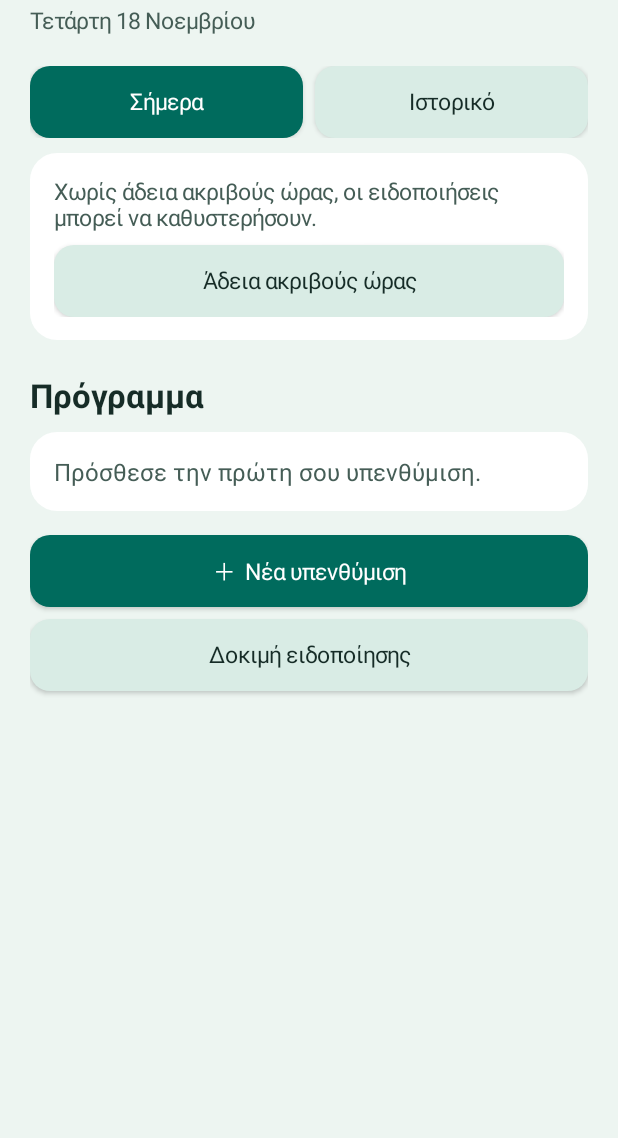
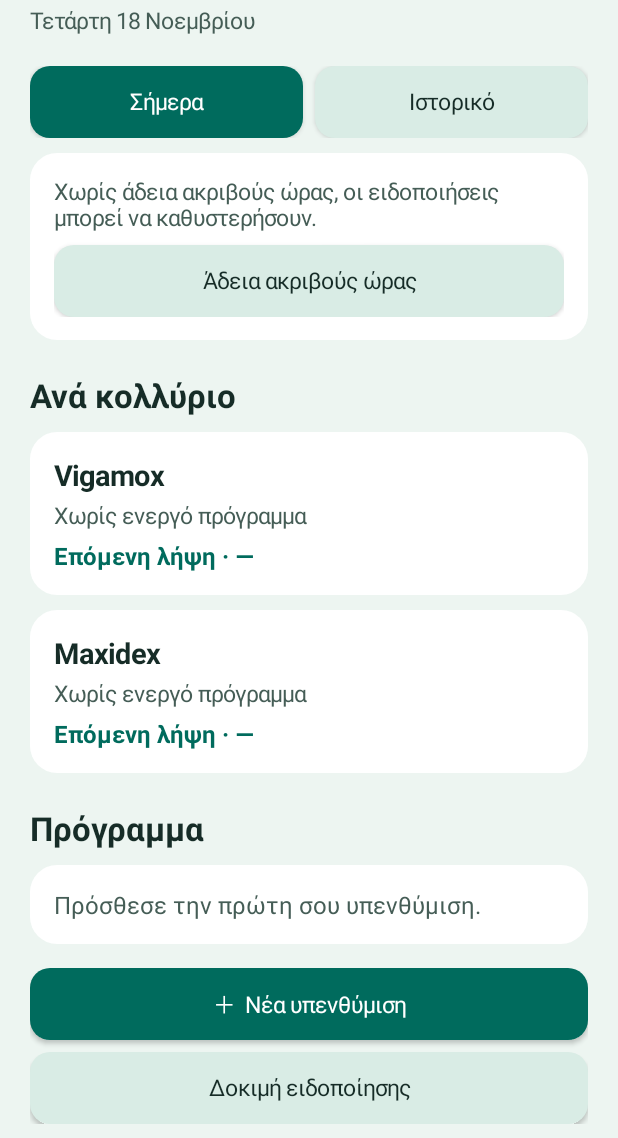
Before and after one commit to kxatzidakis/eyecare-android, an Android app: the screen it shows after launch (MainActivity), on a phone screen of 412 x 824 dp, the part 98-1236 px from its top. Run offline under Robolectric (Android 15) with nearby library versions, the phone set to English and light mode, and no system bars.

Commit message:
Show daily frequency and next dose per eye drop

```diff
--- a/app/build.gradle
+++ b/app/build.gradle
@@ -10,8 +10,8 @@ android {
         applicationId 'gr.eyecare.reminders'
         minSdk 26
         targetSdk 35
-        versionCode 1
-        versionName '1.0'
+        versionCode 2
+        versionName '1.1'
     }
 
     compileOptions {
--- a/app/src/main/java/gr/eyecare/reminders/MainActivity.java
+++ b/app/src/main/java/gr/eyecare/reminders/MainActivity.java
@@ -12,6 +12,8 @@ import android.graphics.drawable.GradientDrawable;
 import android.net.Uri;
 import android.os.Build;
 import android.os.Bundle;
+import android.os.Handler;
+import android.os.Looper;
 import android.provider.Settings;
 import android.view.Gravity;
 import android.view.View;
@@ -25,6 +27,7 @@ import android.widget.Toast;
 
 import java.time.LocalDate;
 import java.time.LocalTime;
+import java.time.ZonedDateTime;
 import java.time.format.DateTimeFormatter;
 import java.util.List;
 import java.util.Locale;
@@ -41,6 +44,10 @@ public final class MainActivity extends Activity {
             DateTimeFormatter.ofPattern("EEEE d MMMM", Locale.forLanguageTag("el-GR"));
     private static final DateTimeFormatter DATE = DateTimeFormatter.ofPattern("dd/MM/yyyy");
 
+    private final Handler summaryHandler = new Handler(Looper.getMainLooper());
+    private final Runnable summaryRefresh = this::refreshSummary;
+    private final TextView[] frequencies = new TextView[MEDICATIONS.length];
+    private final TextView[] nextReminders = new TextView[MEDICATIONS.length];
     private ReminderStore store;
     private LinearLayout content;
     private ScrollView scroll;
@@ -65,6 +72,12 @@ public final class MainActivity extends Activity {
             ReminderReceiver.scheduleAll(this);
         }
         render(true);
+    }
+
+    @Override
+    protected void onPause() {
+        summaryHandler.removeCallbacks(summaryRefresh);
+        super.onPause();
     }
 
     @Override
@@ -111,6 +124,7 @@ public final class MainActivity extends Activity {
         tabs.addView(button("Ιστορικό", history, () -> showHistory(true)), second);
         add(content, tabs, 20);
 
+        summaryHandler.removeCallbacks(summaryRefresh);
         if (history) renderHistory();
         else renderToday();
         scroll.post(() -> scroll.scrollTo(0, previousScroll));
@@ -133,6 +147,17 @@ public final class MainActivity extends Activity {
                         new Intent(Settings.ACTION_REQUEST_SCHEDULE_EXACT_ALARM, packageUri()))), 8);
             }
         }
+
+        add(content, label("Ανά κολλύριο", 22, INK, true), 22);
+        for (int index = 0; index < MEDICATIONS.length; index++) {
+            LinearLayout overview = card();
+            add(overview, label(MEDICATIONS[index], 19, INK, true), 0);
+            frequencies[index] = label("", 15, MUTED, false);
+            nextReminders[index] = label("", 16, ACCENT, true);
+            add(overview, frequencies[index], 4);
+            add(overview, nextReminders[index], 5);
+        }
+        refreshSummary();
 
         add(content, label("Πρόγραμμα", 22, INK, true), 22);
         List<ReminderStore.Reminder> reminders = store.reminders();
@@ -171,6 +196,40 @@ public final class MainActivity extends Activity {
                         Toast.LENGTH_LONG).show();
             }), 8);
         }
+    }
+
+    private void refreshSummary() {
+        ZonedDateTime now = ZonedDateTime.now();
+        LocalDate today = now.toLocalDate();
+        List<ReminderStore.Reminder> reminders = store.reminders();
+        for (int index = 0; index < MEDICATIONS.length; index++) {
+            int activeTimes = 0;
+            ZonedDateTime next = null;
+            for (ReminderStore.Reminder reminder : reminders) {
+                if (!MEDICATIONS[index].equals(reminder.medication())
+                        || (reminder.through() != null && reminder.through().isBefore(today))) {
+                    continue;
+                }
+                activeTimes++;
+                ZonedDateTime candidate = ReminderReceiver.nextOccurrence(reminder, now);
+                if (candidate != null && candidate.toLocalDate().equals(today)
+                        && store.taken(reminder, today)) {
+                    candidate = ReminderReceiver.nextOccurrence(reminder, candidate);
+                }
+                if (candidate != null && (next == null || candidate.isBefore(next))) {
+                    next = candidate;
+                }
+            }
+            frequencies[index].setText(activeTimes == 0 ? getString(R.string.no_daily_frequency)
+                    : getResources().getQuantityString(
+                            R.plurals.daily_frequency, activeTimes, activeTimes));
+            nextReminders[index].setText(next == null
+                    ? getString(R.string.no_next_reminder)
+                    : getString(R.string.next_reminder, next.toLocalDate().equals(today)
+                            ? getString(R.string.today) : getString(R.string.tomorrow),
+                            next.toLocalTime().withSecond(0).withNano(0)));
+        }
+        summaryHandler.postDelayed(summaryRefresh, 60_000L - System.currentTimeMillis() % 60_000L);
     }
 
     private void renderHistory() {
--- a/app/src/main/res/values/strings.xml
+++ b/app/src/main/res/values/strings.xml
@@ -1,3 +1,12 @@
 <resources>
     <string name="selected_time">Ώρα %1$s</string>
+    <string name="today">σήμερα</string>
+    <string name="tomorrow">αύριο</string>
+    <string name="no_daily_frequency">Χωρίς ενεργό πρόγραμμα</string>
+    <string name="no_next_reminder">Επόμενη λήψη · —</string>
+    <string name="next_reminder">Επόμενη λήψη · %1$s στις %2$s</string>
+    <plurals name="daily_frequency">
+        <item quantity="one">Συχνότητα · %d φορά την ημέρα</item>
+        <item quantity="other">Συχνότητα · %d φορές την ημέρα</item>
+    </plurals>
 </resources>
```
Also changed, not shown: app/src/main/java/gr/eyecare/reminders/ReminderReceiver.java (+11 -6 lines).
